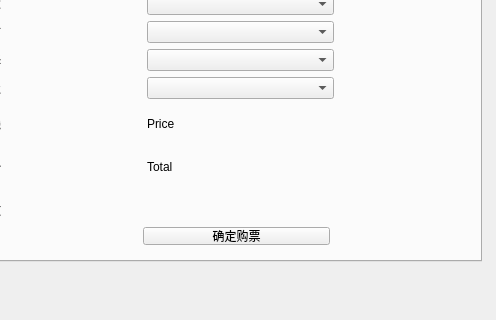
Above: MainWindow/flightmanager.ui from Greenhandyanjx/316new_flight before the change; both pictures show x 369 to 865 and y 332 to 652 of the 865 by 652 pixel window. Below: the same form after it.
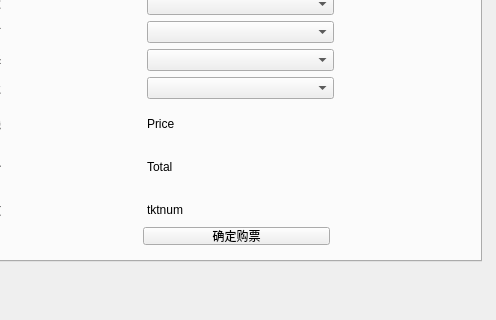
That is the form after the change. The open tabs and pages were chosen to show the change.

```diff
--- a/MainWindow/flightmanager.ui
+++ b/MainWindow/flightmanager.ui
@@ -520,6 +520,13 @@
                  </property>
                 </widget>
                </item>
+               <item row="14" column="1">
+                <widget class="QLabel" name="bktktnum">
+                 <property name="text">
+                  <string>tktnum</string>
+                 </property>
+                </widget>
+               </item>
               </layout>
              </widget>
              <widget class="QPushButton" name="bktktokbtn">
```
Left out of the diff: 6 changed lines with no effect on the pictures.
